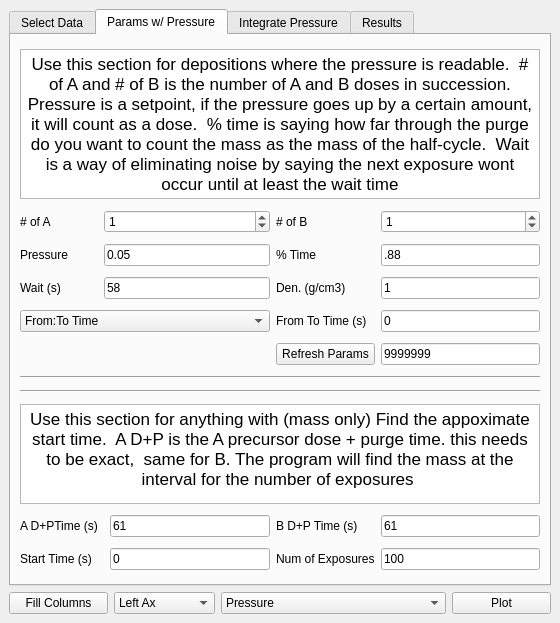
austinmcano/GGG, file src/Ui_Files/DockWidgets/Ui/dw_QCM.ui: the form before one commit.
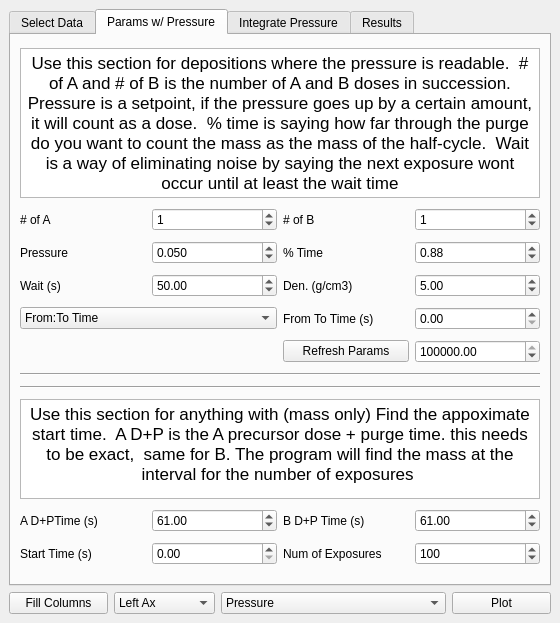
The form after the commit. The open tabs and pages were chosen to show the change.

```diff
--- a/src/Ui_Files/DockWidgets/Ui/dw_QCM.ui
+++ b/src/Ui_Files/DockWidgets/Ui/dw_QCM.ui
@@ -95,7 +95,7 @@
     <item row="5" column="0" colspan="4">
      <widget class="QTabWidget" name="tabWidget">
       <property name="currentIndex">
-       <number>0</number>
+       <number>1</number>
       </property>
       <widget class="QWidget" name="tab_3">
        <attribute name="title">
@@ -146,45 +146,67 @@
         <string>Params w/ Pressure</string>
        </attribute>
        <layout class="QGridLayout" name="gridLayout_2">
-        <item row="9" column="0" colspan="5">
-         <widget class="Line" name="line">
-          <property name="orientation">
-           <enum>Qt::Horizontal</enum>
+        <item row="12" column="1">
+         <widget class="QDoubleSpinBox" name="adp_time">
+          <property name="maximum">
+           <double>999999.000000000000000</double>
           </property>
+          <property name="value">
+           <double>61.000000000000000</double>
+          </property>
          </widget>
         </item>
-        <item row="2" column="3">
+        <item row="4" column="1">
+         <widget class="QDoubleSpinBox" name="wait">
+          <property name="maximum">
+           <double>99999.000000000000000</double>
+          </property>
+          <property name="value">
+           <double>50.000000000000000</double>
+          </property>
+         </widget>
+        </item>
+        <item row="1" column="1">
+         <widget class="QSpinBox" name="num_A">
+          <property name="value">
+           <number>1</number>
+          </property>
+         </widget>
+        </item>
+        <item row="12" column="3">
+         <widget class="QDoubleSpinBox" name="bdp_time">
+          <property name="maximum">
+           <double>99999.000000000000000</double>
+          </property>
+          <property name="value">
+           <double>61.000000000000000</double>
+          </property>
+         </widget>
+        </item>
+        <item row="13" column="1">
+         <widget class="QDoubleSpinBox" name="start_time">
+          <property name="maximum">
+           <double>99999.000000000000000</double>
+          </property>
+          <property name="value">
+           <double>0.000000000000000</double>
+          </property>
+         </widget>
+        </item>
+        <item row="2" column="2">
          <widget class="QLabel" name="label_6">
           <property name="text">
            <string>% Time</string>
           </property>
          </widget>
         </item>
-        <item row="4" column="0">
-         <widget class="QLabel" name="wait_time_label">
-          <property name="text">
-           <string>Wait (s)</string>
-          </property>
-         </widget>
-        </item>
-        <item row="5" column="4">
-         <widget class="QLineEdit" name="From_Time">
-          <property name="text">
-           <string>0</string>
-          </property>
-         </widget>
-        </item>
         <item row="13" column="3">
-         <widget class="QLabel" name="label_12">
-          <property name="text">
-           <string>Num of Exposures</string>
+         <widget class="QSpinBox" name="num_exp">
+          <property name="maximum">
+           <number>99999</number>
           </property>
-         </widget>
-        </item>
-        <item row="8" column="3">
-         <widget class="QPushButton" name="pushButton">
-          <property name="text">
-           <string>Refresh Params</string>
+          <property name="value">
+           <number>100</number>
           </property>
          </widget>
         </item>
@@ -195,77 +217,14 @@
           </property>
          </widget>
         </item>
-        <item row="5" column="3">
-         <widget class="QLabel" name="label_3">
+        <item row="4" column="0">
+         <widget class="QLabel" name="wait_time_label">
           <property name="text">
-           <string>From To Time (s)</string>
+           <string>Wait (s)</string>
           </property>
          </widget>
         </item>
-        <item row="1" column="4">
-         <widget class="QSpinBox" name="num_B">
-          <property name="value">
-           <number>1</number>
-          </property>
-         </widget>
-        </item>
-        <item row="4" column="1" colspan="2">
-         <widget class="QLineEdit" name="wait_LE">
-          <property name="text">
-           <string>58</string>
-          </property>
-         </widget>
-        </item>
-        <item row="1" column="3">
-         <widget class="QLabel" name="numb_label">
-          <property name="text">
-           <string># of B</string>
-          </property>
-         </widget>
-        </item>
-        <item row="13" column="4">
-         <widget class="QLineEdit" name="num_exp_LE">
-          <property name="text">
-           <string>100</string>
-          </property>
-         </widget>
-        </item>
-        <item row="13" column="2">
-         <widget class="QLineEdit" name="start_time_LE">
-          <property name="text">
-           <string>0</string>
-          </property>
-         </widget>
-        </item>
-        <item row="2" column="1" colspan="2">
-         <widget class="QLineEdit" name="P_Threshold">
-          <property name="text">
-           <string>0.05</string>
-          </property>
-         </widget>
-        </item>
-        <item row="10" column="0" colspan="5">
-         <widget class="Line" name="line_7">
-          <property name="orientation">
-           <enum>Qt::Horizontal</enum>
-          </property>
-         </widget>
-        </item>
-        <item row="4" column="4">
-         <widget class="QLineEdit" name="Density">
-          <property name="text">
-           <string>1</string>
-          </property>
-         </widget>
-        </item>
-        <item row="1" column="1" colspan="2">
-         <widget class="QSpinBox" name="num_A">
-          <property name="value">
-           <number>1</number>
-          </property>
-         </widget>
-        </item>
-        <item row="11" column="0" colspan="5">
+        <item row="11" column="0" colspan="4">
          <widget class="QTextBrowser" name="textBrowser">
           <property name="maximumSize">
            <size>
@@ -277,25 +236,21 @@
            <string>&lt;!DOCTYPE HTML PUBLIC &quot;-//W3C//DTD HTML 4.0//EN&quot; &quot;http://www.w3.org/TR/REC-html40/strict.dtd&quot;&gt;
 &lt;html&gt;&lt;head&gt;&lt;meta name=&quot;qrichtext&quot; content=&quot;1&quot; /&gt;&lt;style type=&quot;text/css&quot;&gt;
 p, li { white-space: pre-wrap; }
-&lt;/style&gt;&lt;/head&gt;&lt;body style=&quot; font-family:'.AppleSystemUIFont'; font-size:13pt; font-weight:400; font-style:normal;&quot;&gt;
-&lt;p align=&quot;center&quot; style=&quot; margin-top:0px; margin-bottom:0px; margin-left:0px; margin-right:0px; -qt-block-indent:0; text-indent:0px;&quot;&gt;Use this section for anything with (mass only) Find the appoximate start time.  A D+P is the A precursor dose + purge time. this needs to be exact,  same for B. The program will find the mass at the interval for the number of exposures &lt;/p&gt;&lt;/body&gt;&lt;/html&gt;</string>
+&lt;/style&gt;&lt;/head&gt;&lt;body style=&quot; font-family:'MS Shell Dlg 2'; font-size:8.25pt; font-weight:400; font-style:normal;&quot;&gt;
+&lt;p align=&quot;center&quot; style=&quot; margin-top:0px; margin-bottom:0px; margin-left:0px; margin-right:0px; -qt-block-indent:0; text-indent:0px;&quot;&gt;&lt;span style=&quot; font-family:'.AppleSystemUIFont'; font-size:13pt;&quot;&gt;Use this section for anything with (mass only) Find the appoximate start time.  A D+P is the A precursor dose + purge time. this needs to be exact,  same for B. The program will find the mass at the interval for the number of exposures &lt;/span&gt;&lt;/p&gt;&lt;/body&gt;&lt;/html&gt;</string>
           </property>
          </widget>
         </item>
-        <item row="0" column="0" colspan="5">
-         <widget class="QTextBrowser" name="textBrowser_2">
-          <property name="maximumSize">
-           <size>
-            <width>16777215</width>
-            <height>150</height>
-           </size>
+        <item row="2" column="1">
+         <widget class="QDoubleSpinBox" name="P_Threshold">
+          <property name="decimals">
+           <number>3</number>
           </property>
-          <property name="html">
-           <string>&lt;!DOCTYPE HTML PUBLIC &quot;-//W3C//DTD HTML 4.0//EN&quot; &quot;http://www.w3.org/TR/REC-html40/strict.dtd&quot;&gt;
-&lt;html&gt;&lt;head&gt;&lt;meta name=&quot;qrichtext&quot; content=&quot;1&quot; /&gt;&lt;style type=&quot;text/css&quot;&gt;
-p, li { white-space: pre-wrap; }
-&lt;/style&gt;&lt;/head&gt;&lt;body style=&quot; font-family:'.AppleSystemUIFont'; font-size:13pt; font-weight:400; font-style:normal;&quot;&gt;
-&lt;p align=&quot;center&quot; style=&quot; margin-top:0px; margin-bottom:0px; margin-left:0px; margin-right:0px; -qt-block-indent:0; text-indent:0px;&quot;&gt;Use this section for depositions where the pressure is readable.  # of A and # of B is the number of A and B doses in succession.  Pressure is a setpoint, if the pressure goes up by a certain amount,  it will count as a dose.  % time is saying how far through the purge do you want to count the mass as the mass of the half-cycle.  Wait is a way of eliminating noise by saying the next exposure wont occur until at least the wait time&lt;/p&gt;&lt;/body&gt;&lt;/html&gt;</string>
+          <property name="singleStep">
+           <double>0.001000000000000</double>
+          </property>
+          <property name="value">
+           <double>0.050000000000000</double>
           </property>
          </widget>
         </item>
@@ -306,6 +261,13 @@
           </property>
          </widget>
         </item>
+        <item row="2" column="0">
+         <widget class="QLabel" name="pthress_label">
+          <property name="text">
+           <string>Pressure</string>
+          </property>
+         </widget>
+        </item>
         <item row="13" column="0">
          <widget class="QLabel" name="label_13">
           <property name="text">
@@ -313,56 +275,133 @@
           </property>
          </widget>
         </item>
+        <item row="1" column="2">
+         <widget class="QLabel" name="numb_label">
+          <property name="text">
+           <string># of B</string>
+          </property>
+         </widget>
+        </item>
         <item row="12" column="2">
-         <widget class="QLineEdit" name="adp_time_LE">
-          <property name="text">
-           <string>61</string>
-          </property>
-         </widget>
-        </item>
-        <item row="2" column="0">
-         <widget class="QLabel" name="pthress_label">
-          <property name="text">
-           <string>Pressure</string>
-          </property>
-         </widget>
-        </item>
-        <item row="8" column="4">
-         <widget class="QLineEdit" name="To_Time">
-          <property name="text">
-           <string>9999999</string>
-          </property>
-         </widget>
-        </item>
-        <item row="12" column="3">
          <widget class="QLabel" name="label_9">
           <property name="text">
            <string>B D+P Time (s)</string>
           </property>
          </widget>
         </item>
-        <item row="4" column="3">
+        <item row="13" column="2">
+         <widget class="QLabel" name="label_12">
+          <property name="text">
+           <string>Num of Exposures</string>
+          </property>
+         </widget>
+        </item>
+        <item row="4" column="2">
          <widget class="QLabel" name="label_8">
           <property name="text">
            <string>Den. (g/cm3)</string>
           </property>
          </widget>
         </item>
-        <item row="2" column="4">
-         <widget class="QLineEdit" name="time_through_purge">
+        <item row="5" column="2">
+         <widget class="QLabel" name="label_3">
           <property name="text">
-           <string>.88</string>
+           <string>From To Time (s)</string>
           </property>
          </widget>
         </item>
-        <item row="12" column="4">
-         <widget class="QLineEdit" name="bdp_time_LE">
+        <item row="8" column="2">
+         <widget class="QPushButton" name="pushButton">
           <property name="text">
-           <string>61</string>
+           <string>Refresh Params</string>
           </property>
          </widget>
         </item>
-        <item row="5" column="0" colspan="3">
+        <item row="8" column="3">
+         <widget class="QDoubleSpinBox" name="To_Time">
+          <property name="maximum">
+           <double>99999999.000000000000000</double>
+          </property>
+          <property name="singleStep">
+           <double>10.000000000000000</double>
+          </property>
+          <property name="value">
+           <double>9999999.000000000000000</double>
+          </property>
+         </widget>
+        </item>
+        <item row="5" column="3">
+         <widget class="QDoubleSpinBox" name="From_Time">
+          <property name="maximum">
+           <double>9999999999.000000000000000</double>
+          </property>
+          <property name="singleStep">
+           <double>10.000000000000000</double>
+          </property>
+         </widget>
+        </item>
+        <item row="4" column="3">
+         <widget class="QDoubleSpinBox" name="Density">
+          <property name="singleStep">
+           <double>0.100000000000000</double>
+          </property>
+          <property name="value">
+           <double>5.000000000000000</double>
+          </property>
+         </widget>
+        </item>
+        <item row="2" column="3">
+         <widget class="QDoubleSpinBox" name="time_through_purge">
+          <property name="maximum">
+           <double>1.000000000000000</double>
+          </property>
+          <property name="singleStep">
+           <double>0.020000000000000</double>
+          </property>
+          <property name="value">
+           <double>0.880000000000000</double>
+          </property>
+         </widget>
+        </item>
+        <item row="1" column="3">
+         <widget class="QSpinBox" name="num_B">
+          <property name="value">
+           <number>1</number>
+          </property>
+         </widget>
+        </item>
+        <item row="0" column="0" colspan="4">
+         <widget class="QTextBrowser" name="textBrowser_2">
+          <property name="maximumSize">
+           <size>
+            <width>16777215</width>
+            <height>150</height>
+           </size>
+          </property>
+          <property name="html">
+           <string>&lt;!DOCTYPE HTML PUBLIC &quot;-//W3C//DTD HTML 4.0//EN&quot; &quot;http://www.w3.org/TR/REC-html40/strict.dtd&quot;&gt;
+&lt;html&gt;&lt;head&gt;&lt;meta name=&quot;qrichtext&quot; content=&quot;1&quot; /&gt;&lt;style type=&quot;text/css&quot;&gt;
+p, li { white-space: pre-wrap; }
+&lt;/style&gt;&lt;/head&gt;&lt;body style=&quot; font-family:'MS Shell Dlg 2'; font-size:8.25pt; font-weight:400; font-style:normal;&quot;&gt;
+&lt;p align=&quot;center&quot; style=&quot; margin-top:0px; margin-bottom:0px; margin-left:0px; margin-right:0px; -qt-block-indent:0; text-indent:0px;&quot;&gt;&lt;span style=&quot; font-family:'.AppleSystemUIFont'; font-size:13pt;&quot;&gt;Use this section for depositions where the pressure is readable.  # of A and # of B is the number of A and B doses in succession.  Pressure is a setpoint, if the pressure goes up by a certain amount,  it will count as a dose.  % time is saying how far through the purge do you want to count the mass as the mass of the half-cycle.  Wait is a way of eliminating noise by saying the next exposure wont occur until at least the wait time&lt;/span&gt;&lt;/p&gt;&lt;/body&gt;&lt;/html&gt;</string>
+          </property>
+         </widget>
+        </item>
+        <item row="9" column="0" colspan="4">
+         <widget class="Line" name="line">
+          <property name="orientation">
+           <enum>Qt::Horizontal</enum>
+          </property>
+         </widget>
+        </item>
+        <item row="10" column="0" colspan="4">
+         <widget class="Line" name="line_7">
+          <property name="orientation">
+           <enum>Qt::Horizontal</enum>
+          </property>
+         </widget>
+        </item>
+        <item row="5" column="0" colspan="2">
          <widget class="QComboBox" name="time_option">
           <item>
            <property name="text">
@@ -553,8 +592,8 @@
            <string>&lt;!DOCTYPE HTML PUBLIC &quot;-//W3C//DTD HTML 4.0//EN&quot; &quot;http://www.w3.org/TR/REC-html40/strict.dtd&quot;&gt;
 &lt;html&gt;&lt;head&gt;&lt;meta name=&quot;qrichtext&quot; content=&quot;1&quot; /&gt;&lt;style type=&quot;text/css&quot;&gt;
 p, li { white-space: pre-wrap; }
-&lt;/style&gt;&lt;/head&gt;&lt;body style=&quot; font-family:'.AppleSystemUIFont'; font-size:13pt; font-weight:400; font-style:normal;&quot;&gt;
-&lt;p align=&quot;center&quot; style=&quot; margin-top:0px; margin-bottom:0px; margin-left:0px; margin-right:0px; -qt-block-indent:0; text-indent:0px;&quot;&gt;&lt;span style=&quot; font-size:36pt; font-weight:600; font-style:italic; text-decoration: underline;&quot;&gt;UNDER WORK&lt;/span&gt;&lt;/p&gt;&lt;/body&gt;&lt;/html&gt;</string>
+&lt;/style&gt;&lt;/head&gt;&lt;body style=&quot; font-family:'MS Shell Dlg 2'; font-size:8.25pt; font-weight:400; font-style:normal;&quot;&gt;
+&lt;p align=&quot;center&quot; style=&quot; margin-top:0px; margin-bottom:0px; margin-left:0px; margin-right:0px; -qt-block-indent:0; text-indent:0px;&quot;&gt;&lt;span style=&quot; font-family:'.AppleSystemUIFont'; font-size:36pt; font-weight:600; font-style:italic; text-decoration: underline;&quot;&gt;UNDER WORK&lt;/span&gt;&lt;/p&gt;&lt;/body&gt;&lt;/html&gt;</string>
           </property>
          </widget>
         </item>
```
